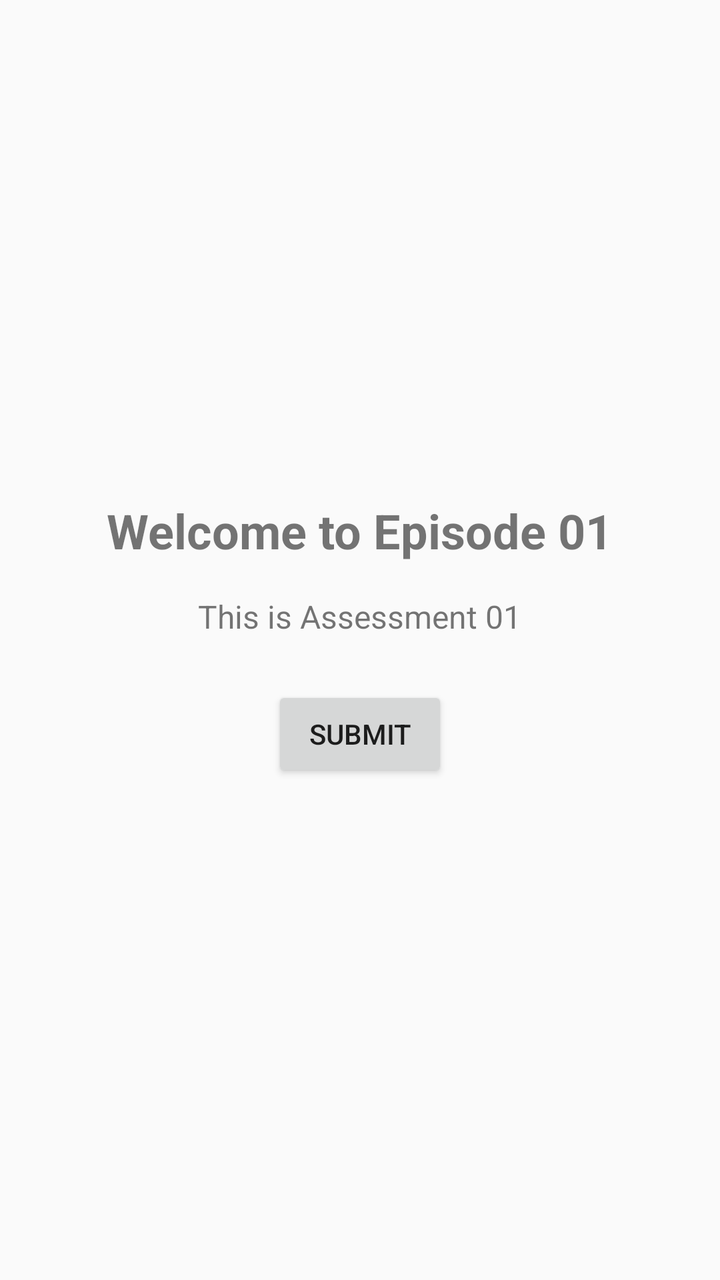
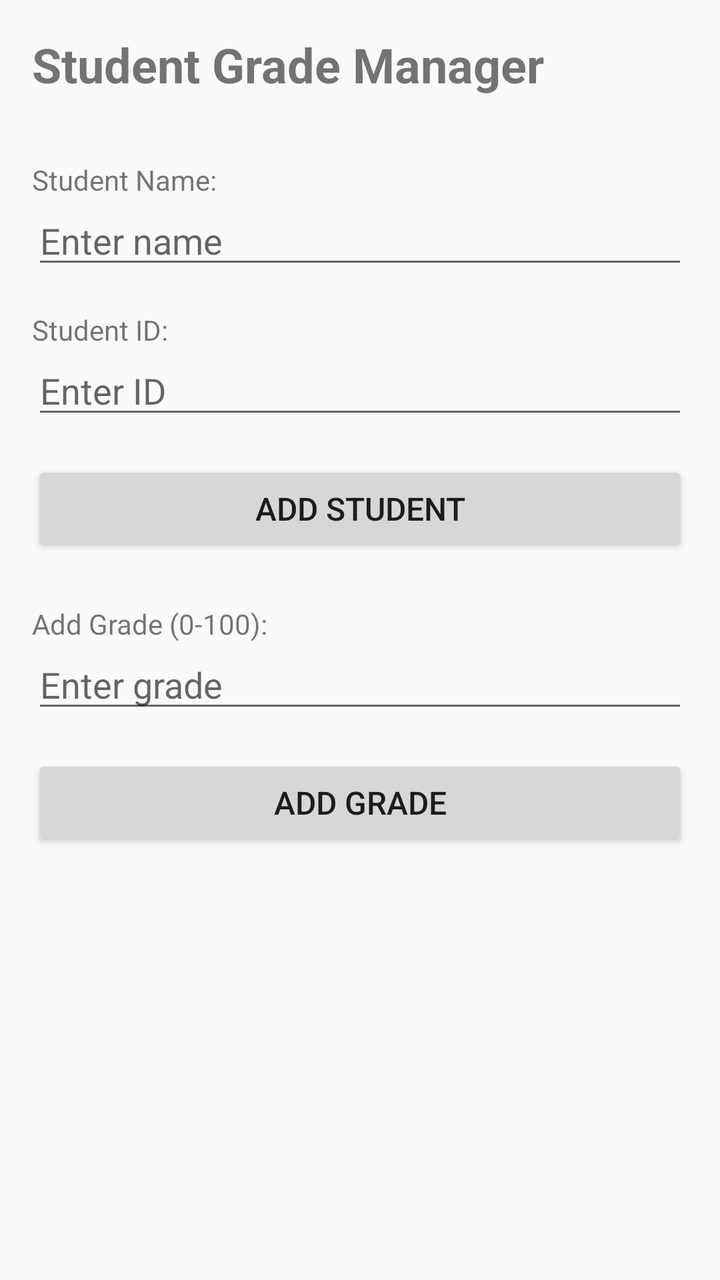

Compare the two renders of this Android layout. The source of the first and the diff that turns it into the second are given below.
<!-- AndroidManifest.xml: application theme Theme.AppCompat.Light -->
<!-- res/layout/activity_main.xml -->
<?xml version="1.0" encoding="utf-8"?>
<LinearLayout xmlns:android="http://schemas.android.com/apk/res/android"
    android:layout_width="match_parent"
    android:layout_height="match_parent"
    android:orientation="vertical"
    android:padding="16dp"
    android:gravity="center">

    <TextView
        android:id="@+id/tv_title"
        android:layout_width="wrap_content"
        android:layout_height="wrap_content"
        android:text="Welcome to Episode 01"
        android:textSize="24sp"
        android:textStyle="bold" />

    <TextView
        android:id="@+id/tv_message"
        android:layout_width="wrap_content"
        android:layout_height="wrap_content"
        android:text="This is Assessment 01"
        android:textSize="16sp"
        android:layout_marginTop="16dp" />

    <Button
        android:id="@+id/btn_submit"
        android:layout_width="wrap_content"
        android:layout_height="wrap_content"
        android:text="Submit"
        android:layout_marginTop="24dp" />

</LinearLayout>
<!-- resources referenced by this layout -->
<resources>

</resources>

<!-- the commit's change to res/layout/activity_main.xml (unified diff, before → after) -->
@@ -1,32 +1,97 @@
 <?xml version="1.0" encoding="utf-8"?>
-<LinearLayout xmlns:android="http://schemas.android.com/apk/res/android"
+<ScrollView xmlns:android="http://schemas.android.com/apk/res/android"
     android:layout_width="match_parent"
-    android:layout_height="match_parent"
-    android:orientation="vertical"
-    android:padding="16dp"
-    android:gravity="center">
+    android:layout_height="match_parent">
 
-    <TextView
-        android:id="@+id/tv_title"
-        android:layout_width="wrap_content"
+    <LinearLayout
+        android:id="@+id/content_layout"
+        android:layout_width="match_parent"
         android:layout_height="wrap_content"
-        android:text="Welcome to Episode 01"
-        android:textSize="24sp"
-        android:textStyle="bold" />
+        android:orientation="vertical"
+        android:padding="16dp">
 
-    <TextView
-        android:id="@+id/tv_message"
-        android:layout_width="wrap_content"
-        android:layout_height="wrap_content"
-        android:text="This is Assessment 01"
-        android:textSize="16sp"
-        android:layout_marginTop="16dp" />
+        <TextView
+            android:id="@+id/tv_title"
+            android:layout_width="wrap_content"
+            android:layout_height="wrap_content"
+            android:text="Student Grade Manager"
+            android:textSize="24sp"
+            android:textStyle="bold"
+            android:layout_marginBottom="24dp" />
 
-    <Button
-        android:id="@+id/btn_submit"
-        android:layout_width="wrap_content"
-        android:layout_height="wrap_content"
-        android:text="Submit"
-        android:layout_marginTop="24dp" />
+        
+        <TextView
+            android:layout_width="wrap_content"
+            android:layout_height="wrap_content"
+            android:text="Student Name:"
+            android:textSize="14sp"
+            android:layout_marginTop="8dp" />
 
-</LinearLayout>
+        <EditText
+            android:id="@+id/et_student_name"
+            android:layout_width="match_parent"
+            android:layout_height="40dp"
+            android:hint="Enter name"
+            android:inputType="text" />
+
+        
+        <TextView
+            android:layout_width="wrap_content"
+            android:layout_height="wrap_content"
+            android:text="Student ID:"
+            android:textSize="14sp"
+            android:layout_marginTop="16dp" />
+
+        <EditText
+            android:id="@+id/et_student_id"
+            android:layout_width="match_parent"
+            android:layout_height="40dp"
+            android:hint="Enter ID"
+            android:inputType="text" />
+
+        
+        <Button
+            android:id="@+id/btn_add_student"
+            android:layout_width="match_parent"
+            android:layout_height="48dp"
+            android:text="Add Student"
+            android:layout_marginTop="16dp"
+            android:textSize="16sp" />
+
+        
+        <TextView
+            android:layout_width="wrap_content"
+            android:layout_height="wrap_content"
+            android:text="Add Grade (0-100):"
+            android:textSize="14sp"
+            android:layout_marginTop="24dp" />
+
+        <EditText
+            android:id="@+id/et_grade"
+            android:layout_width="match_parent"
+            android:layout_height="40dp"
+            android:hint="Enter grade"
+            android:inputType="number" />
+
+        
+        <Button
+            android:id="@+id/btn_add_grade"
+            android:layout_width="match_parent"
+            android:layout_height="48dp"
+            android:text="Add Grade"
+            android:layout_marginTop="16dp"
+            android:textSize="16sp" />
+
+        
+        <TextView
+            android:id="@+id/error"
+            android:tag="error"
+            android:layout_width="match_parent"
+            android:layout_height="wrap_content"
+            android:textColor="@android:color/holo_red_dark"
+            android:layout_marginTop="16dp"
+            android:textSize="14sp" />
+
+    </LinearLayout>
+
+</ScrollView>
